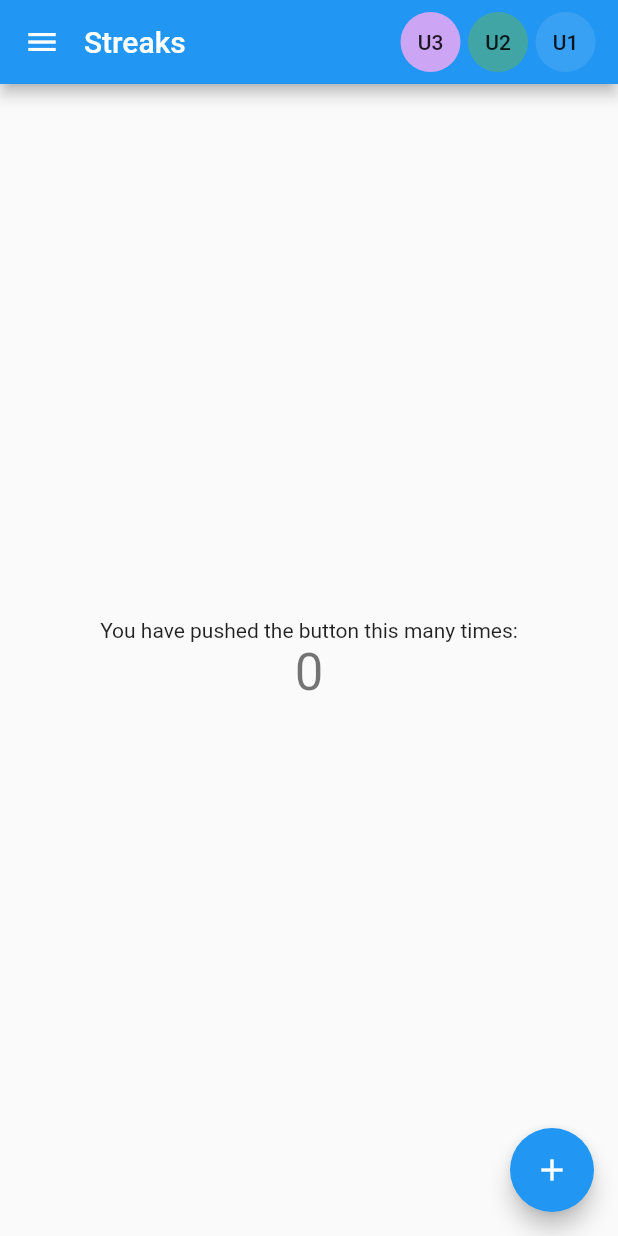
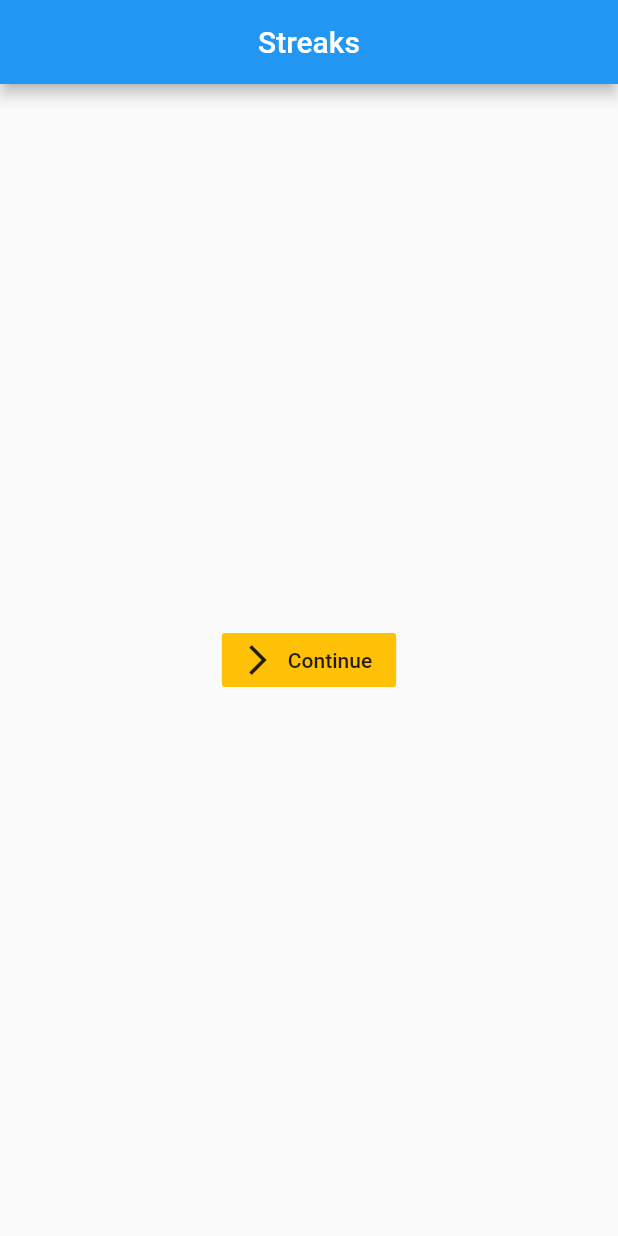
Before and after one commit to cqmyoe/streaks-mobile, a Flutter app: the screen it shows after launch, on a phone screen of 412 x 824 dp. Run offline on Flutter 3.47's test engine with Material 2 defaults, Android fonts, the phone set to English and light mode, and no system bars.

Commit message:
GH-8 Implement splash and sign-up screens

```diff
--- a/lib/main.dart
+++ b/lib/main.dart
@@ -1,4 +1,7 @@
 import 'package:flutter/material.dart';
+import 'package:Streaks/sign_up_phone_no.dart';
+import 'package:Streaks/splash_screen.dart';
+import 'package:Streaks/sign_up_otp.dart';
 
 void main() {
   runApp(MyApp());
@@ -13,7 +16,12 @@ class MyApp extends StatelessWidget {
         primarySwatch: Colors.blue,
         visualDensity: VisualDensity.adaptivePlatformDensity,
       ),
-      home: MyHomePage(title: 'Streaks'),
+      routes: {
+        '/': (context) => SplashScreen(),
+        '/SignUpPhoneNo': (context) => SignUpPhoneNo(),
+        '/SignUpOTP' : (context) => SignUpOTP(),
+        '/Home' : (context) => MyHomePage(title: 'Streaks'),
+      },
     );
   }
 }
--- /dev/null
+++ b/lib/splash_screen.dart
@@ -0,0 +1,28 @@
+import 'package:flutter/material.dart';
+
+class SplashScreen extends StatelessWidget {
+  @override
+  Widget build(BuildContext context) {
+    // TODO: implement build
+    return MaterialApp(
+      home: Scaffold(
+        appBar: AppBar(
+          title: Text('Streaks'),
+          centerTitle: true,
+        ),
+        body: Center(
+          child: FlatButton.icon(
+              onPressed: () {
+                Navigator.pushNamed(context, '/SignUpPhoneNo');
+              },
+              icon: Icon(Icons.arrow_forward_ios),
+              label: Text('Continue'),
+              color: Colors.amber,
+          ),
+        ),
+      ),
+    );
+  }
+}
+
+//Text('cqMyOE Streaks logo')
```
Also changed, not shown: lib/sign_up_otp.dart (added, +91 -0 lines), lib/sign_up_phone_no.dart (added, +92 -0 lines).
